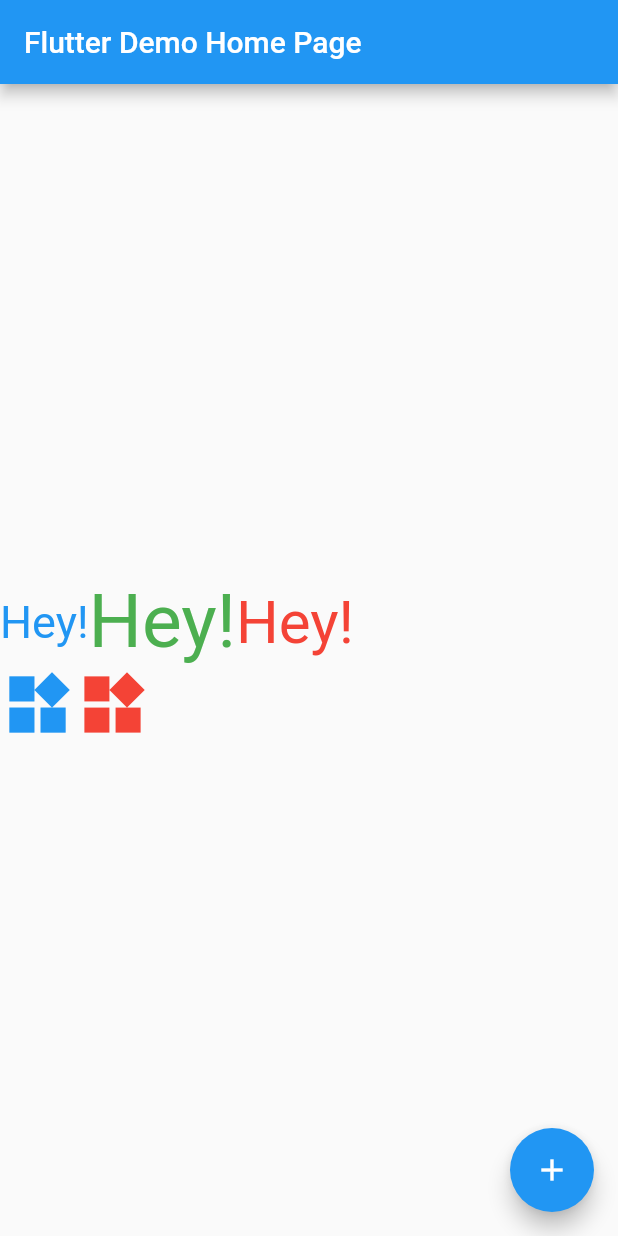
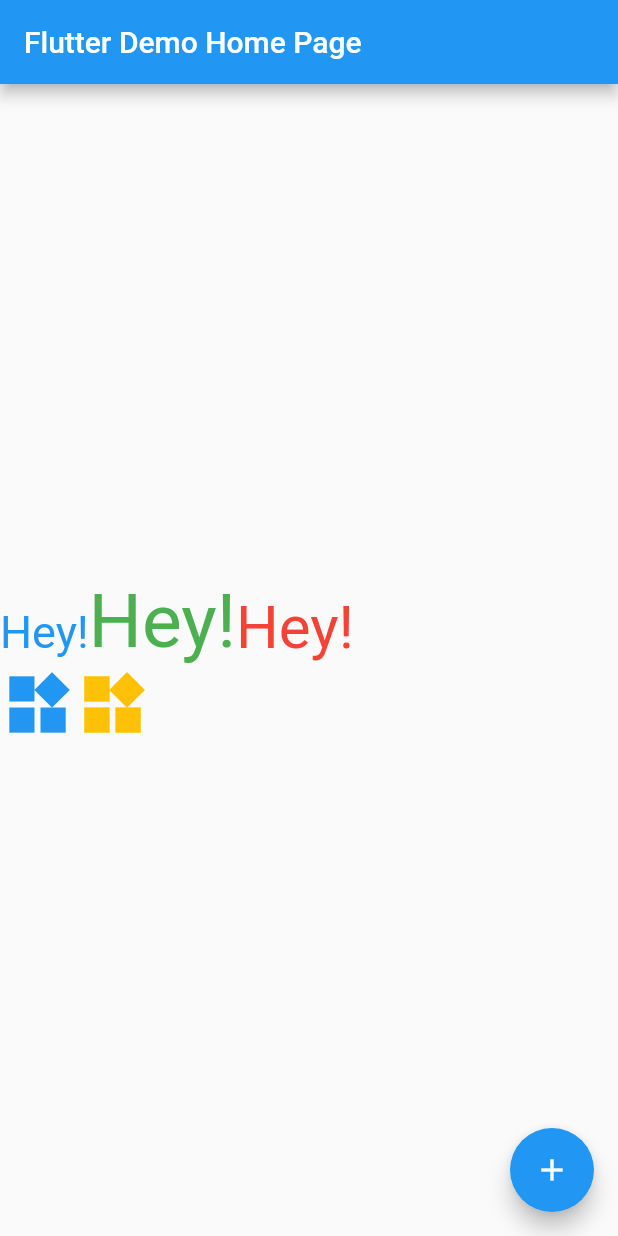
Before and after one commit to probepark/flutter-study, a Flutter app: the screen it shows after launch, on a phone screen of 412 x 824 dp. Run offline on Flutter 3.47's test engine with Material 2 defaults, Android fonts, the phone set to English and light mode, and no system bars; Roboto replaces fonts that are missing (Futura).

```diff
--- a/basic/lib/main.dart
+++ b/basic/lib/main.dart
@@ -43,10 +43,10 @@ class _MyHomePageState extends State<MyHomePage> {
       body: Center(
         child: Column(
           mainAxisAlignment: MainAxisAlignment.center,
-          crossAxisAlignment: CrossAxisAlignment.center,
-          textBaseline: TextBaseline.alphabetic,
           children: <Widget>[
             Row(
+              crossAxisAlignment: CrossAxisAlignment.baseline,
+              textBaseline: TextBaseline.alphabetic,
               children: <Widget>[
                 Text(
                   'Hey!',
@@ -66,6 +66,8 @@ class _MyHomePageState extends State<MyHomePage> {
               ],
             ),
             Row(
+              crossAxisAlignment: CrossAxisAlignment.center,
+              textBaseline: TextBaseline.alphabetic,
               children: <Widget>[
                 Icon(
                   Icons.widgets,
@@ -75,7 +77,7 @@ class _MyHomePageState extends State<MyHomePage> {
                 Icon(
                   Icons.widgets,
                   size: 50,
-                  color: Colors.red,
+                  color: Colors.amber,
                 )
               ],
             )
```
